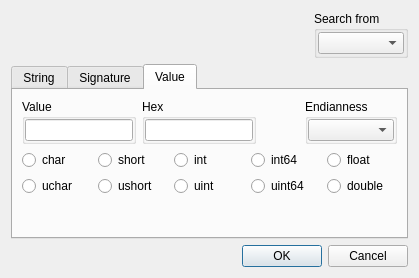
horsicq/FormatDialogs, file dialogsearch.ui: the form before one commit.
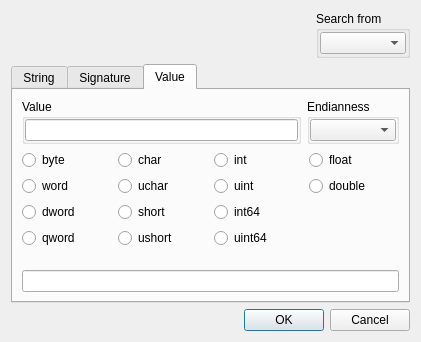
The form after the commit. The open tabs and pages were chosen to show the change.

The edit to the form file:
```diff
--- a/dialogsearch.ui
+++ b/dialogsearch.ui
@@ -9,8 +9,8 @@
    <rect>
     <x>0</x>
     <y>0</y>
-    <width>419</width>
-    <height>278</height>
+    <width>421</width>
+    <height>342</height>
    </rect>
   </property>
   <property name="windowTitle">
@@ -175,47 +175,6 @@
            </layout>
           </widget>
          </item>
-         <item>
-          <widget class="QGroupBox" name="groupBoxHex">
-           <property name="title">
-            <string notr="true">Hex</string>
-           </property>
-           <layout class="QVBoxLayout" name="verticalLayout_7">
-            <property name="leftMargin">
-             <number>0</number>
-            </property>
-            <property name="topMargin">
-             <number>0</number>
-            </property>
-            <property name="rightMargin">
-             <number>0</number>
-            </property>
-            <property name="bottomMargin">
-             <number>0</number>
-            </property>
-            <item>
-             <widget class="QLineEdit" name="lineEditHex">
-              <property name="readOnly">
-               <bool>true</bool>
-              </property>
-             </widget>
-            </item>
-           </layout>
-          </widget>
-         </item>
-         <item>
-          <spacer name="horizontalSpacer_7">
-           <property name="orientation">
-            <enum>Qt::Horizontal</enum>
-           </property>
-           <property name="sizeHint" stdset="0">
-            <size>
-             <width>40</width>
-             <height>20</height>
-            </size>
-           </property>
-          </spacer>
-         </item>
          <item>
           <widget class="QGroupBox" name="groupBoxEndianness">
            <property name="title">
@@ -244,20 +203,20 @@
        </item>
        <item>
         <layout class="QGridLayout" name="gridLayout">
-         <item row="0" column="0">
+         <item row="3" column="1">
+          <widget class="QRadioButton" name="radioButtonUshort">
+           <property name="text">
+            <string notr="true">ushort</string>
+           </property>
+          </widget>
+         </item>
+         <item row="0" column="1">
           <widget class="QRadioButton" name="radioButtonChar">
            <property name="text">
             <string notr="true">char</string>
            </property>
           </widget>
          </item>
-         <item row="0" column="1">
-          <widget class="QRadioButton" name="radioButtonShort">
-           <property name="text">
-            <string notr="true">short</string>
-           </property>
-          </widget>
-         </item>
          <item row="0" column="2">
           <widget class="QRadioButton" name="radioButtonInt">
            <property name="text">
@@ -265,10 +224,17 @@
            </property>
           </widget>
          </item>
-         <item row="0" column="3">
-          <widget class="QRadioButton" name="radioButtonInt64">
+         <item row="0" column="0">
+          <widget class="QRadioButton" name="radioButtonByte">
            <property name="text">
-            <string notr="true">int64</string>
+            <string notr="true">byte</string>
+           </property>
+          </widget>
+         </item>
+         <item row="2" column="1">
+          <widget class="QRadioButton" name="radioButtonShort">
+           <property name="text">
+            <string notr="true">short</string>
            </property>
           </widget>
          </item>
@@ -279,17 +245,31 @@
            </property>
           </widget>
          </item>
-         <item row="1" column="0">
+         <item row="1" column="1">
           <widget class="QRadioButton" name="radioButtonUchar">
            <property name="text">
             <string notr="true">uchar</string>
            </property>
           </widget>
          </item>
-         <item row="1" column="1">
-          <widget class="QRadioButton" name="radioButtonUshort">
+         <item row="1" column="0">
+          <widget class="QRadioButton" name="radioButtonWord">
            <property name="text">
-            <string notr="true">ushort</string>
+            <string notr="true">word</string>
+           </property>
+          </widget>
+         </item>
+         <item row="2" column="0">
+          <widget class="QRadioButton" name="radioButtonDword">
+           <property name="text">
+            <string notr="true">dword</string>
+           </property>
+          </widget>
+         </item>
+         <item row="3" column="0">
+          <widget class="QRadioButton" name="radioButtonQword">
+           <property name="text">
+            <string notr="true">qword</string>
            </property>
           </widget>
          </item>
@@ -300,7 +280,14 @@
            </property>
           </widget>
          </item>
-         <item row="1" column="3">
+         <item row="2" column="2">
+          <widget class="QRadioButton" name="radioButtonInt64">
+           <property name="text">
+            <string notr="true">int64</string>
+           </property>
+          </widget>
+         </item>
+         <item row="3" column="2">
           <widget class="QRadioButton" name="radioButtonUint64">
            <property name="text">
             <string notr="true">uint64</string>
@@ -329,6 +316,13 @@
          </property>
         </spacer>
        </item>
+       <item>
+        <widget class="QLineEdit" name="lineEditHex">
+         <property name="readOnly">
+          <bool>true</bool>
+         </property>
+        </widget>
+       </item>
       </layout>
      </widget>
     </widget>
```
Left out of the diff: 2 changed lines with no effect on the pictures.
